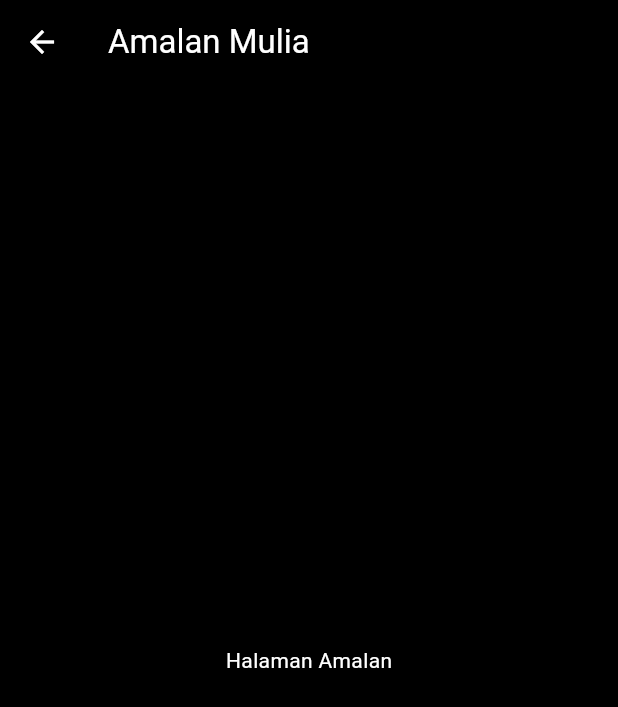
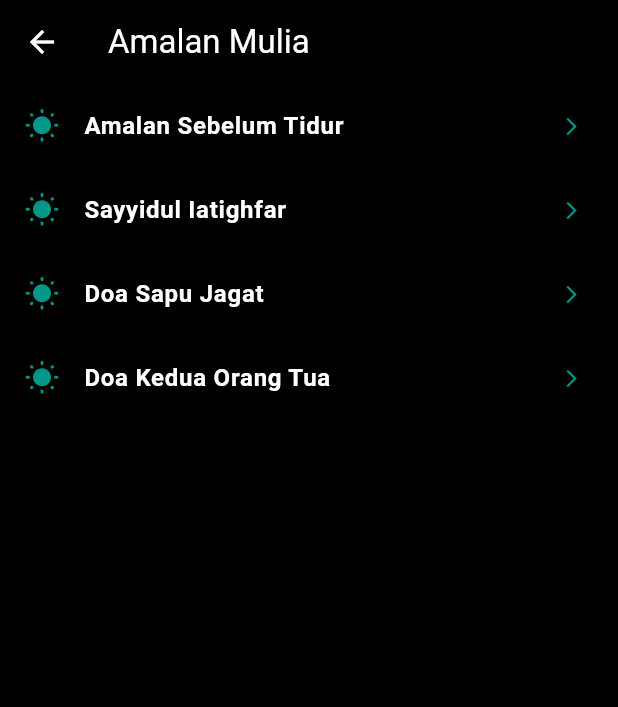
Before and after one commit to UmarEngginering/Nur_Kitab, a Flutter app: the AmalanPage screen opened directly, on a phone screen of 412 x 824 dp. Shown: the top 707 px of the screen. Run offline on Flutter 3.47's test engine with Material 3 defaults, Android fonts, the phone set to English and light mode, and no system bars; network calls fail.

Commit message:
memperbaiki tampilan amalan mulia

```diff
--- a/lib/main.dart
+++ b/lib/main.dart
@@ -387,11 +387,33 @@ class HomePage extends StatefulWidget{
     const AmalanPage({super.key});
     @override
     Widget build(BuildContext context) {
+      final List<String> amalan = [
+        "Amalan Sebelum Tidur",
+        "Sayyidul Iatighfar",
+        "Doa Sapu Jagat",
+        "Doa Kedua Orang Tua",
+      ];
       return Scaffold(
         backgroundColor: Colors.black,
         appBar: AppBar(title: const Text('Amalan Mulia'), backgroundColor: Colors.black,
         foregroundColor: Colors.white),
-        body: const Center(child: Text('Halaman Amalan', style: TextStyle(color: Colors.white))),
+        body: ListView.builder(
+          itemCount: amalan.length,
+          itemBuilder: (context, index) {
+            return ListTile(
+              leading: const Icon(Icons.wb_sunny_rounded, color: Colors.teal),
+              title: Text(
+                amalan[index],
+                style: const TextStyle(color: Colors.white, fontWeight: FontWeight.bold),
+              ),
+              trailing: const Icon(Icons.arrow_forward_ios, color: Colors.teal, size: 14),
+              onTap: () {
+                Navigator.push(context, MaterialPageRoute(builder: (context) => IsiBacaanPage(judul: amalan[index]),
+                ));
+              },
+            );
+          },
+        )
       );
     }
   }
@@ -528,6 +550,24 @@ class HomePage extends StatefulWidget{
         artiTeks = "Ya Allah, limpahkanlah rahmat kepada junjungan kami Nabi Muhammad, yang dengan shalawat itu Engkau akan menyelamatkan kami dari semua keadaan yang menakutkan dan dari semua malapetaka, Engkau akan memenuhi semua kebutuhan kami, Engkau akan membersihkan kami dari semua keburukan, Engkau akan mengangkat kami ke derajat tertinggi di sisi-Mu, dan Engkau akan menyampaikan kami kepada tujuan yang paling sempurna dari semua kebaikan, baik semasa hidup maupun setelah mati.";
       }
 
+      //  -- BAGIAN AMALAN --
+      else if (judul == "Amalan Sebelum Tidur") {
+        teksArab = "بِاسْمِكَ اللَّهُمَّ أَحْيَا وَأَمُوتُ (١)";
+        artiTeks = "1. Dengan nama-Mu ya Allah aku hidup dan aku mati. \n(Disunnahkan juga membaca Al-Ikhlas, Al-Falaq, An-Nas, dan Ayat Kursi sebelum tidur).";
+      }
+      else if (judul == "Sayyidul Istighfar") {
+        teksArab = "اَللَّهُمَّ أَنْتَ رَبِّيْ لَا إِلَهَ إِلَّا أَنْتَ خَلَقْتَنِيْ وَأَنَا عَبْدُكَ وَأَنَا عَلَى عَهْدِكَ وَوَعْدِكَ مَا اسْتَطَعْتُ أَعُوْذُ بِكَ مِنْ شَرِّ مَا صَنَعْتُ أَبُوْءُ لَكَ بِنِعْمَتِكَ عَلَيَّ وَأَبُوْءُ بِذَنْبِيْ فَاغْفِرْ لِيْ فَإِنَّهُ لَا يَغْفِرُ الذُّنُوْبَ إِلَّا أَنْتَ";
+        artiTeks = "Ya Allah, Engkau adalah Tuhanku, tidak ada tuhan yang berhak disembah kecuali Engkau. Engkau yang menciptakanku dan aku adalah hamba-Mu. Aku menetapi perjanjian-Mu dan janji-Mu sesuai kemampuanku. Aku berlindung kepada-Mu dari keburukan perbuatanku, aku mengakui nikmat-Mu kepadaku dan aku mengakui dosaku, maka ampunilah aku. Sebab, tidak ada yang dapat mengampuni dosa melainkan Engkau.";
+      }
+      else if (judul == "Doa Sapu Jagat") {
+        teksArab = "رَبَّنَا آتِنَا فِي الدُّنْيَا حَسَنَةً وَفِي الْآخِرَةِ حَسَنَةً وَقِنَا عَذَابَ النَّارِ";
+        artiTeks = "Ya Tuhan kami, berilah kami kebaikan di dunia dan kebaikan di akhirat, dan lindungilah kami dari azab neraka.";
+      }
+      else if (judul == "Doa Kedua Orang Tua") {
+        teksArab = "رَبِّ اغْفِرْ لِيْ وَلِوَالِدَيَّ وَارْحَمْهُمَا كَمَا رَبَّيَانِيْ صَغِيْرًا";
+        artiTeks = "Ya Tuhanku, ampunilah dosaku dan dosa kedua orang tuaku, dan sayangilah mereka sebagaimana mereka berdua telah mendidikku di waktu kecil.";
+      }
+
       return Scaffold(
         backgroundColor: Colors.black,
         appBar: AppBar(title: Text(judul),
```
